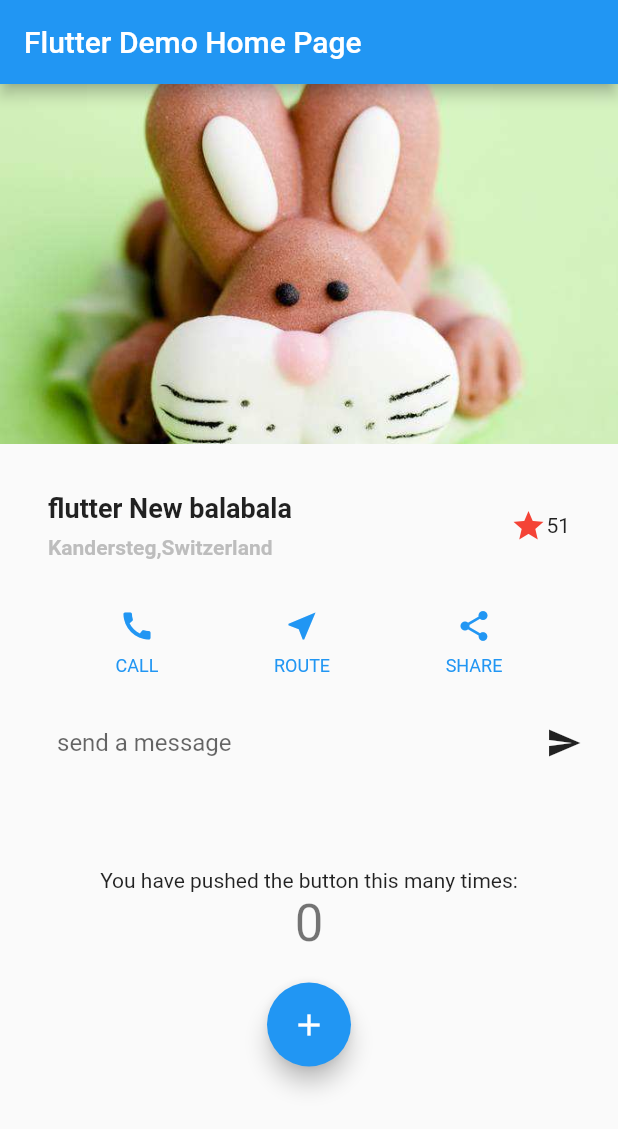
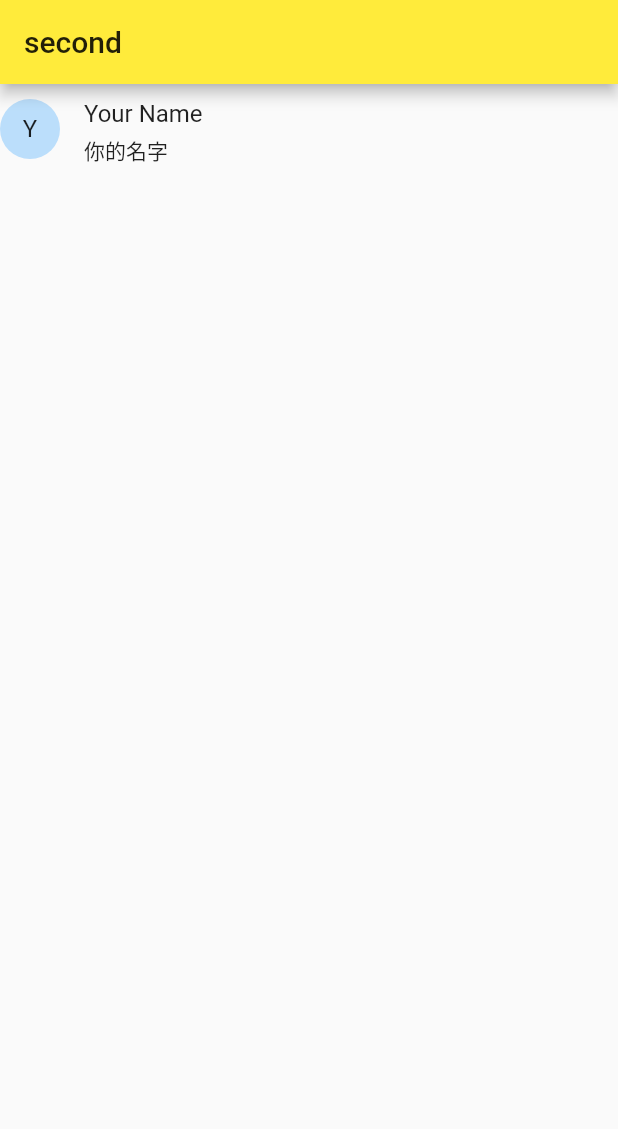
Before and after one commit to DeckeDeng/flutter_ui_demo, a Flutter app: the screen it shows after launch, after a tap on the "send" icon, on a phone screen of 412 x 824 dp. Shown: the top 1129 px of the screen. Run offline on Flutter 3.47's test engine with Material 2 defaults, Android fonts, the phone set to English and light mode, and no system bars.

Commit message:
页面跳转

```diff
--- a/lib/main.dart
+++ b/lib/main.dart
@@ -129,6 +129,90 @@ class _createText extends State<_textSection> {
   void _handleSend(String text) {
     //todo：发送消息
     print("消息发送");
+    Navigator.push(
+        context, new MaterialPageRoute(builder: (context) => new Second()));
+  }
+}
+
+class Second extends StatelessWidget {
+  @override
+  Widget build(BuildContext context) {
+    return MaterialApp(
+      theme: new ThemeData(primaryColor: Colors.yellow),
+      title: "second",
+      home: new SecondPage(),
+    );
+  }
+}
+
+class SecondPage extends StatefulWidget {
+  SecondPage({Key key}) : super(key: key);
+
+  @override
+  State<StatefulWidget> createState() => new _SecondPageCreate();
+}
+
+class _SecondPageCreate extends State<SecondPage> {
+  final String text;
+
+  _SecondPageCreate({this.text});
+
+  String _name = "Your Name";
+
+  @override
+  Widget build(BuildContext context) {
+    return Scaffold(
+      appBar: new AppBar(
+        title: new Text('second'),
+      ),
+      body: new Container(
+        margin: const EdgeInsets.symmetric(vertical: 10.0),
+        child: new Row(
+          crossAxisAlignment: CrossAxisAlignment.start,
+          children: <Widget>[
+            new Container(
+              margin: const EdgeInsets.only(right: 16.0),
+              child: new CircleAvatar(child: new Text(_name[0])),
+            ),
+            new Column(
+              crossAxisAlignment: CrossAxisAlignment.start,
+              children: <Widget>[
+                new Text(_name, style: Theme.of(context).textTheme.subhead),
+                new Container(
+                  margin: const EdgeInsets.only(top: 5.0),
+                  child: new Text('你的名字'),
+                ),
+              ],
+            ),
+          ],
+        ),
+      ),
+//      body: new Container(
+//        margin: const EdgeInsets.symmetric(vertical: 10.0),
+//        child: new Row(
+//          crossAxisAlignment: CrossAxisAlignment.start,
+//          children: <Widget>[
+//            new Container(
+//              margin: const EdgeInsets.only(right: 16.0),
+//              child: new CircleAvatar(child: new Text(_name[0]),),
+//            ),
+//            new Column(
+//              crossAxisAlignment: CrossAxisAlignment.start,
+//              children: <Widget>[
+//                new Text(_name, style: Theme
+//                    .of(context)
+//                    .textTheme
+//                    .subhead,),
+//                new Container(
+//                  margin: const EdgeInsets.only(top: 5.0),
+//                  child: new Text(text),
+//                )
+//              ],
+//            )
+//          ],
+//        ),
+//      ),
+    );
   }
 }
 
```
